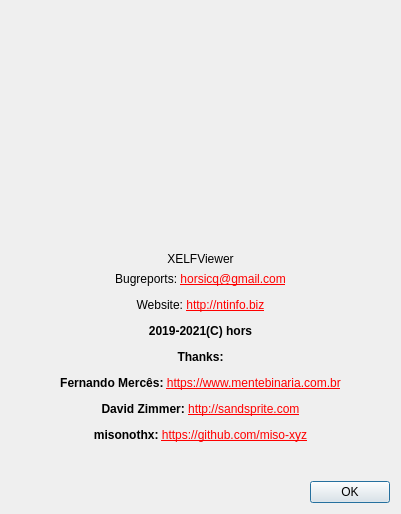
Qt form gui_source/dialogabout.ui (horsicq/XELFViewer) before a commit.
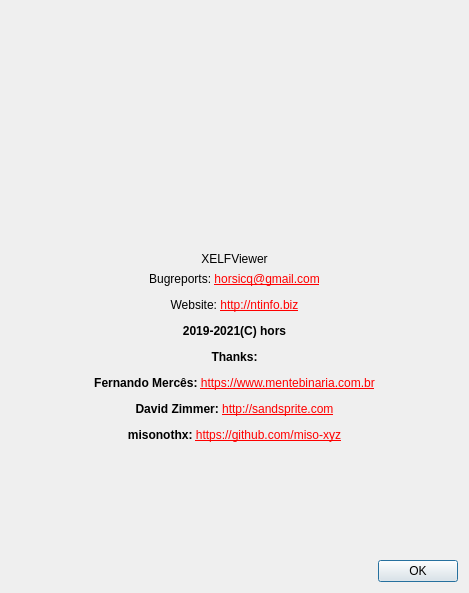
The same form after that commit. Icons and pictures are not drawn.

The edit to the form file:
```diff
--- a/gui_source/dialogabout.ui
+++ b/gui_source/dialogabout.ui
@@ -9,8 +9,8 @@
    <rect>
     <x>0</x>
     <y>0</y>
-    <width>401</width>
-    <height>514</height>
+    <width>469</width>
+    <height>593</height>
    </rect>
   </property>
   <property name="windowTitle">
```
